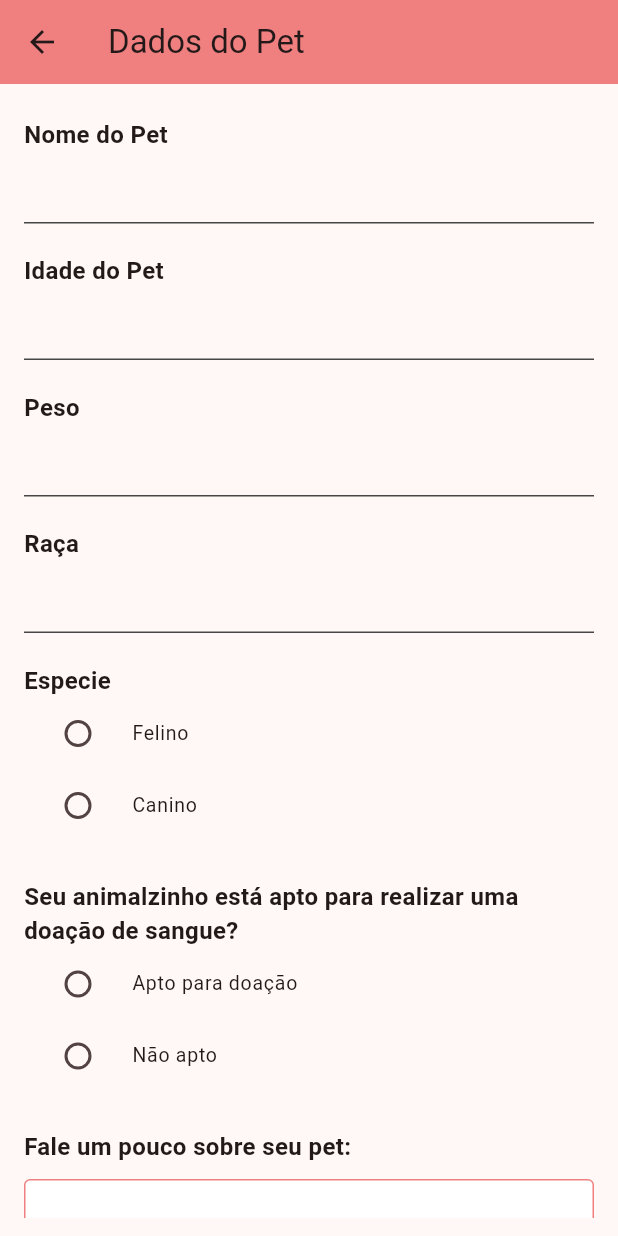
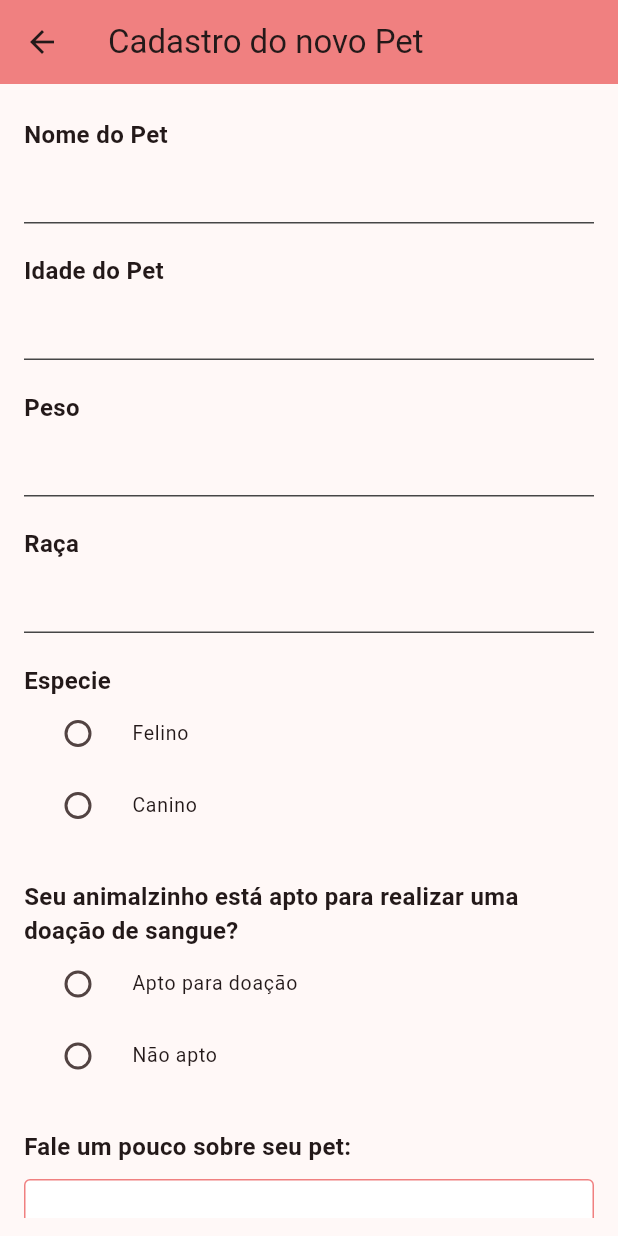
Before and after one commit to httpfefe/PETSAVEPROJETO, a Flutter app: the screen it shows after launch, in the side drawer, after a tap on "Cadastrar novo Pet", on a phone screen of 412 x 824 dp. Run offline on Flutter 3.47's test engine with Material 2 defaults, Android fonts, the light colour scheme and no system bars; our stand-ins replace mask_text_input_formatter.

Commit message:
fix title app bar

```diff
--- a/lib/pages/cadastro_novo_pet.dart
+++ b/lib/pages/cadastro_novo_pet.dart
@@ -59,7 +59,7 @@ class _CadastroNovoPetState extends State<CadastroNovoPet> {
       appBar: AppBar(
         backgroundColor: ligthCoral,
         title: const Text(
-          "Dados do Pet",
+          "Cadastro do novo Pet",
         ),
       ),
       body: Padding(
```
